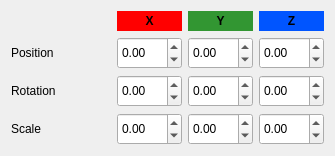
jahshaka/Studio, file src/widgets/transformeditor.ui: the form before one commit.
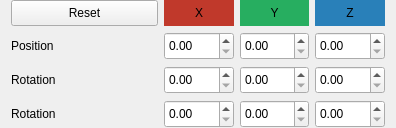
The form after the commit.

Commit message: New transformation panel

What changed in the file:
```diff
--- a/src/widgets/transformeditor.ui
+++ b/src/widgets/transformeditor.ui
@@ -6,14 +6,20 @@
    <rect>
     <x>0</x>
     <y>0</y>
-    <width>335</width>
-    <height>150</height>
+    <width>396</width>
+    <height>128</height>
    </rect>
   </property>
+  <property name="minimumSize">
+   <size>
+    <width>0</width>
+    <height>128</height>
+   </size>
+  </property>
   <property name="maximumSize">
    <size>
     <width>16777215</width>
-    <height>150</height>
+    <height>16777215</height>
    </size>
   </property>
   <property name="windowTitle">
@@ -25,21 +31,33 @@
 }</string>
   </property>
   <layout class="QVBoxLayout" name="verticalLayout">
+   <property name="spacing">
+    <number>6</number>
+   </property>
+   <property name="topMargin">
+    <number>0</number>
+   </property>
+   <property name="bottomMargin">
+    <number>0</number>
+   </property>
    <item>
-    <widget class="QWidget" name="widget_5" native="true">
+    <widget class="QWidget" name="header" native="true">
+     <property name="sizePolicy">
+      <sizepolicy hsizetype="Preferred" vsizetype="Preferred">
+       <horstretch>0</horstretch>
+       <verstretch>0</verstretch>
+      </sizepolicy>
+     </property>
      <property name="minimumSize">
       <size>
        <width>0</width>
-       <height>20</height>
+       <height>0</height>
       </size>
      </property>
-     <property name="maximumSize">
-      <size>
-       <width>16777215</width>
-       <height>20</height>
-      </size>
-     </property>
-     <layout class="QHBoxLayout" name="horizontalLayout_4">
+     <layout class="QHBoxLayout" name="horizontalLayout_2">
+      <property name="spacing">
+       <number>6</number>
+      </property>
       <property name="leftMargin">
        <number>0</number>
       </property>
@@ -53,42 +71,42 @@
        <number>0</number>
       </property>
       <item>
-       <widget class="QWidget" name="widget_2" native="true">
+       <widget class="QPushButton" name="resetBtn">
+        <property name="sizePolicy">
+         <sizepolicy hsizetype="Preferred" vsizetype="Preferred">
+          <horstretch>2</horstretch>
+          <verstretch>0</verstretch>
+         </sizepolicy>
+        </property>
         <property name="minimumSize">
          <size>
-          <width>100</width>
-          <height>20</height>
+          <width>0</width>
+          <height>16</height>
          </size>
         </property>
-        <property name="maximumSize">
-         <size>
-          <width>100</width>
-          <height>16777215</height>
-         </size>
-        </property>
-        <property name="styleSheet">
-         <string notr="true"/>
+        <property name="text">
+         <string>Reset</string>
         </property>
        </widget>
       </item>
       <item>
-       <widget class="QWidget" name="widget" native="true">
+       <widget class="QWidget" name="hints" native="true">
+        <property name="sizePolicy">
+         <sizepolicy hsizetype="Preferred" vsizetype="Preferred">
+          <horstretch>3</horstretch>
+          <verstretch>0</verstretch>
+         </sizepolicy>
+        </property>
         <property name="minimumSize">
          <size>
-          <width>64</width>
+          <width>0</width>
           <height>0</height>
          </size>
         </property>
-        <property name="maximumSize">
-         <size>
-          <width>16777215</width>
-          <height>24</height>
-         </size>
-        </property>
-        <property name="styleSheet">
-         <string notr="true">background-color: rgb(255, 0, 0);</string>
-        </property>
-        <layout class="QGridLayout" name="gridLayout">
+        <layout class="QHBoxLayout" name="horizontalLayout_5">
+         <property name="spacing">
+          <number>6</number>
+         </property>
          <property name="leftMargin">
           <number>0</number>
          </property>
@@ -101,11 +119,8 @@
          <property name="bottomMargin">
           <number>0</number>
          </property>
-         <property name="spacing">
-          <number>0</number>
-         </property>
-         <item row="0" column="0">
-          <widget class="QLabel" name="label_4">
+         <item>
+          <widget class="QLabel" name="x">
            <property name="sizePolicy">
             <sizepolicy hsizetype="Preferred" vsizetype="Preferred">
              <horstretch>0</horstretch>
@@ -118,130 +133,58 @@
              <height>0</height>
             </size>
            </property>
-           <property name="font">
-            <font>
-             <weight>75</weight>
-             <bold>true</bold>
-            </font>
+           <property name="styleSheet">
+            <string notr="true">background-color: #c0392b</string>
            </property>
            <property name="text">
             <string>X</string>
            </property>
-           <property name="textFormat">
-            <enum>Qt::RichText</enum>
-           </property>
            <property name="alignment">
             <set>Qt::AlignCenter</set>
            </property>
           </widget>
          </item>
-        </layout>
-       </widget>
-      </item>
-      <item>
-       <widget class="QWidget" name="widget_3" native="true">
-        <property name="minimumSize">
-         <size>
-          <width>64</width>
-          <height>0</height>
-         </size>
-        </property>
-        <property name="maximumSize">
-         <size>
-          <width>16777215</width>
-          <height>16777215</height>
-         </size>
-        </property>
-        <property name="styleSheet">
-         <string notr="true">background-color: rgb(50, 150, 50);</string>
-        </property>
-        <layout class="QGridLayout" name="gridLayout_2">
-         <property name="leftMargin">
-          <number>0</number>
-         </property>
-         <property name="topMargin">
-          <number>0</number>
-         </property>
-         <property name="rightMargin">
-          <number>0</number>
-         </property>
-         <property name="bottomMargin">
-          <number>0</number>
-         </property>
-         <property name="spacing">
-          <number>0</number>
-         </property>
-         <item row="0" column="0">
-          <widget class="QLabel" name="label_2">
+         <item>
+          <widget class="QLabel" name="y">
            <property name="sizePolicy">
             <sizepolicy hsizetype="Preferred" vsizetype="Preferred">
              <horstretch>0</horstretch>
              <verstretch>0</verstretch>
             </sizepolicy>
            </property>
-           <property name="font">
-            <font>
-             <weight>75</weight>
-             <bold>true</bold>
-            </font>
+           <property name="minimumSize">
+            <size>
+             <width>0</width>
+             <height>0</height>
+            </size>
+           </property>
+           <property name="styleSheet">
+            <string notr="true">background-color: #27ae60</string>
            </property>
            <property name="text">
             <string>Y</string>
            </property>
-           <property name="textFormat">
-            <enum>Qt::RichText</enum>
-           </property>
            <property name="alignment">
             <set>Qt::AlignCenter</set>
            </property>
           </widget>
          </item>
-        </layout>
-       </widget>
-      </item>
-      <item>
-       <widget class="QWidget" name="widget_4" native="true">
-        <property name="minimumSize">
-         <size>
-          <width>64</width>
-          <height>0</height>
-         </size>
-        </property>
-        <property name="maximumSize">
-         <size>
-          <width>16777215</width>
-          <height>16777215</height>
-         </size>
-        </property>
-        <property name="styleSheet">
-         <string notr="true">background-color: rgb(0, 85, 255);</string>
-        </property>
-        <layout class="QGridLayout" name="gridLayout_3">
-         <property name="leftMargin">
-          <number>0</number>
-         </property>
-         <property name="topMargin">
-          <number>0</number>
-         </property>
-         <property name="rightMargin">
-          <number>0</number>
-         </property>
-         <property name="bottomMargin">
-          <number>0</number>
-         </property>
-         <item row="0" column="0">
-          <widget class="QLabel" name="label_3">
+         <item>
+          <widget class="QLabel" name="z">
            <property name="sizePolicy">
             <sizepolicy hsizetype="Preferred" vsizetype="Preferred">
              <horstretch>0</horstretch>
              <verstretch>0</verstretch>
             </sizepolicy>
            </property>
-           <property name="font">
-            <font>
-             <weight>75</weight>
-             <bold>true</bold>
-            </font>
+           <property name="minimumSize">
+            <size>
+             <width>0</width>
+             <height>0</height>
+            </size>
+           </property>
+           <property name="styleSheet">
+            <string notr="true">background-color: #2980b9</string>
            </property>
            <property name="text">
             <string>Z</string>
@@ -258,8 +201,8 @@
     </widget>
    </item>
    <item>
-    <widget class="QWidget" name="widget_6" native="true">
-     <layout class="QHBoxLayout" name="horizontalLayout">
+    <widget class="QWidget" name="pos_layout" native="true">
+     <layout class="QHBoxLayout" name="position">
       <property name="leftMargin">
        <number>0</number>
       </property>
@@ -273,18 +216,12 @@
        <number>0</number>
       </property>
       <item>
-       <widget class="QLabel" name="position">
-        <property name="minimumSize">
-         <size>
-          <width>100</width>
-          <height>0</height>
-         </size>
-        </property>
-        <property name="maximumSize">
-         <size>
-          <width>100</width>
-          <height>16777215</height>
-         </size>
+       <widget class="QLabel" name="pos_label">
+        <property name="sizePolicy">
+         <sizepolicy hsizetype="Preferred" vsizetype="Preferred">
+          <horstretch>2</horstretch>
+          <verstretch>0</verstretch>
+         </sizepolicy>
         </property>
         <property name="text">
          <string>Position</string>
@@ -292,71 +229,71 @@
        </widget>
       </item>
       <item>
-       <widget class="QDoubleSpinBox" name="xpos">
-        <property name="minimumSize">
-         <size>
-          <width>64</width>
-          <height>32</height>
-         </size>
+       <widget class="QWidget" name="pos" native="true">
+        <property name="sizePolicy">
+         <sizepolicy hsizetype="Preferred" vsizetype="Preferred">
+          <horstretch>3</horstretch>
+          <verstretch>0</verstretch>
+         </sizepolicy>
         </property>
-        <property name="styleSheet">
-         <string notr="true"/>
-        </property>
-        <property name="minimum">
-         <double>-10000.000000000000000</double>
-        </property>
-        <property name="maximum">
-         <double>10000.000000000000000</double>
-        </property>
-        <property name="singleStep">
-         <double>0.250000000000000</double>
-        </property>
-       </widget>
-      </item>
-      <item>
-       <widget class="QDoubleSpinBox" name="ypos">
         <property name="minimumSize">
          <size>
-          <width>64</width>
-          <height>32</height>
+          <width>0</width>
+          <height>0</height>
          </size>
         </property>
-        <property name="minimum">
-         <double>-10000.000000000000000</double>
-        </property>
-        <property name="maximum">
-         <double>10000.000000000000000</double>
-        </property>
-        <property name="singleStep">
-         <double>0.250000000000000</double>
-        </property>
+        <layout class="QHBoxLayout" name="horizontalLayout">
+         <property name="leftMargin">
+          <number>0</number>
+         </property>
+         <property name="topMargin">
+          <number>0</number>
+         </property>
+         <property name="rightMargin">
+          <number>0</number>
+         </property>
+         <property name="bottomMargin">
+          <number>0</number>
+         </property>
+         <item>
+          <widget class="QDoubleSpinBox" name="xpos">
+           <property name="minimumSize">
+            <size>
+             <width>0</width>
+             <height>28</height>
+            </size>
+           </property>
+          </widget>
+         </item>
+         <item>
+          <widget class="QDoubleSpinBox" name="ypos">
+           <property name="minimumSize">
+            <size>
+             <width>0</width>
+             <height>28</height>
+            </size>
+           </property>
+          </widget>
+         </item>
+         <item>
+          <widget class="QDoubleSpinBox" name="zpos">
+           <property name="minimumSize">
+            <size>
+             <width>0</width>
+             <height>28</height>
+            </size>
+           </property>
+          </widget>
+         </item>
+        </layout>
        </widget>
       </item>
-      <item>
-       <widget class="QDoubleSpinBox" name="zpos">
-        <property name="minimumSize">
-         <size>
-          <width>64</width>
-          <height>32</height>
-         </size>
-        </property>
-        <property name="minimum">
-         <double>-10000.000000000000000</double>
-        </property>
-        <property name="maximum">
-         <double>10000.000000000000000</double>
-        </property>
-        <property name="singleStep">
-         <double>0.250000000000000</double>
-        </property>
-       </widget>
-      </item>
      </layout>
     </widget>
    </item>
    <item>
-    <widget class="QWidget" name="widget_7" native="true">
-     <layout class="QHBoxLayout" name="horizontalLayout_2">
+    <widget class="QWidget" name="rot_layout" native="true">
+     <layout class="QHBoxLayout" name="rotation">
       <property name="leftMargin">
        <number>0</number>
       </property>
@@ -370,87 +307,87 @@
        <number>0</number>
       </property>
       <item>
-       <widget class="QLabel" name="rotation">
-        <property name="minimumSize">
-         <size>
-          <width>100</width>
-          <height>0</height>
-         </size>
+       <widget class="QLabel" name="rot_label">
+        <property name="sizePolicy">
+         <sizepolicy hsizetype="Preferred" vsizetype="Preferred">
+          <horstretch>2</horstretch>
+          <verstretch>0</verstretch>
+         </sizepolicy>
         </property>
-        <property name="maximumSize">
-         <size>
-          <width>100</width>
-          <height>16777215</height>
-         </size>
-        </property>
         <property name="text">
          <string>Rotation</string>
         </property>
        </widget>
       </item>
       <item>
-       <widget class="QDoubleSpinBox" name="xrot">
-        <property name="minimumSize">
-         <size>
-          <width>64</width>
-          <height>32</height>
-         </size>
+       <widget class="QWidget" name="rot" native="true">
+        <property name="sizePolicy">
+         <sizepolicy hsizetype="Preferred" vsizetype="Preferred">
+          <horstretch>3</horstretch>
+          <verstretch>0</verstretch>
+         </sizepolicy>
         </property>
-        <property name="minimum">
-         <double>-10000000.000000000000000</double>
-        </property>
-        <property name="maximum">
-         <double>10000000.000000000000000</double>
-        </property>
-        <property name="singleStep">
-         <double>0.250000000000000</double>
-        </property>
-       </widget>
-      </item>
-      <item>
-       <widget class="QDoubleSpinBox" name="yrot">
         <property name="minimumSize">
          <size>
-          <width>64</width>
-          <height>32</height>
+          <width>0</width>
+          <height>0</height>
          </size>
         </property>
-        <property name="minimum">
-         <double>-10000000.000000000000000</double>
-        </property>
-        <property name="maximum">
-         <double>10000000.000000000000000</double>
-        </property>
-        <property name="singleStep">
-         <double>0.250000000000000</double>
-        </property>
+        <layout class="QHBoxLayout" name="horizontalLayout_3">
+         <property name="leftMargin">
+          <number>0</number>
+         </property>
+         <property name="topMargin">
+          <number>0</number>
+         </property>
+         <property name="rightMargin">
+          <number>0</number>
+         </property>
+         <property name="bottomMargin">
+          <number>0</number>
+         </property>
+         <item>
+          <widget class="QDoubleSpinBox" name="xrot">
+           <property name="minimumSize">
+            <size>
+             <width>0</width>
+             <height>28</height>
+            </size>
+           </property>
+          </widget>
+         </item>
+         <item>
+          <widget class="QDoubleSpinBox" name="yrot">
+           <property name="minimumSize">
+            <size>
+             <width>0</width>
+             <height>28</height>
+            </size>
+           </property>
+          </widget>
+         </item>
+         <item>
+          <widget class="QDoubleSpinBox" name="zrot">
+           <property name="minimumSize">
+            <size>
+             <width>0</width>
+             <height>28</height>
+            </size>
+           </property>
+          </widget>
+         </item>
+        </layout>
        </widget>
       </item>
-      <item>
-       <widget class="QDoubleSpinBox" name="zrot">
-        <property name="minimumSize">
-         <size>
-          <width>64</width>
-          <height>32</height>
-         </size>
-        </property>
-        <property name="minimum">
-         <double>-10000000.000000000000000</double>
-        </property>
-        <property name="maximum">
-         <double>10000000.000000000000000</double>
-        </property>
-        <property name="singleStep">
-         <double>0.250000000000000</double>
-        </property>
-       </widget>
-      </item>
      </layout>
     </widget>
    </item>
    <item>
-    <widget class="QWidget" name="widget_8" native="true">
-     <layout class="QHBoxLayout" name="horizontalLayout_3">
+    <widget class="QWidget" name="scale_layout" native="true">
+     <layout class="QHBoxLayout" name="scale">
+      <property name="spacing">
+       <number>6</number>
+      </property>
       <property name="leftMargin">
        <number>0</number>
       </property>
@@ -464,79 +401,79 @@
        <number>0</number>
       </property>
       <item>
-       <widget class="QLabel" name="scale">
-        <property name="minimumSize">
-         <size>
-          <width>100</width>
-          <height>0</height>
-         </size>
+       <widget class="QLabel" name="scl_2">
+        <property name="sizePolicy">
+         <sizepolicy hsizetype="Preferred" vsizetype="Preferred">
+          <horstretch>2</horstretch>
+          <verstretch>0</verstretch>
+         </sizepolicy>
         </property>
-        <property name="maximumSize">
-         <size>
-          <width>100</width>
-          <height>16777215</height>
-         </size>
-        </property>
         <property name="text">
-         <string>Scale</string>
+         <string>Rotation</string>
         </property>
        </widget>
       </item>
       <item>
-       <widget class="QDoubleSpinBox" name="xscale">
-        <property name="minimumSize">
-         <size>
-          <width>64</width>
-          <height>32</height>
-         </size>
+       <widget class="QWidget" name="scl" native="true">
+        <property name="sizePolicy">
+         <sizepolicy hsizetype="Preferred" vsizetype="Preferred">
+          <horstretch>3</horstretch>
+          <verstretch>0</verstretch>
+         </sizepolicy>
         </property>
-        <property name="minimum">
-         <double>-10000.000000000000000</double>
-        </property>
-        <property name="maximum">
-         <double>10000.000000000000000</double>
-        </property>
-        <property name="singleStep">
-         <double>0.250000000000000</double>
-        </property>
-       </widget>
-      </item>
-      <item>
-       <widget class="QDoubleSpinBox" name="yscale">
         <property name="minimumSize">
          <size>
-          <width>64</width>
-          <height>32</height>
+          <width>0</width>
+          <height>0</height>
          </size>
         </property>
-        <property name="minimum">
-         <double>-10000.000000000000000</double>
-        </property>
-        <property name="maximum">
-         <double>10000.000000000000000</double>
-        </property>
-        <property name="singleStep">
-         <double>0.250000000000000</double>
-        </property>
-       </widget>
-      </item>
-      <item>
-       <widget class="QDoubleSpinBox" name="zscale">
-        <property name="minimumSize">
-         <size>
-          <width>64</width>
-          <height>32</height>
-         </size>
-        </property>
-        <property name="minimum">
-         <double>-10000.000000000000000</double>
-        </property>
-        <property name="maximum">
-         <double>10000.000000000000000</double>
-        </property>
-        <property name="singleStep">
-         <double>0.250000000000000</double>
-        </property>
+        <layout class="QHBoxLayout" name="horizontalLayout_4">
+         <property name="spacing">
+          <number>6</number>
+         </property>
+         <property name="leftMargin">
+          <number>0</number>
+         </property>
+         <property name="topMargin">
+          <number>0</number>
+         </property>
+         <property name="rightMargin">
+          <number>0</number>
+         </property>
+         <property name="bottomMargin">
+          <number>0</number>
+         </property>
+         <item>
+          <widget class="QDoubleSpinBox" name="xscale">
+           <property name="minimumSize">
+            <size>
+             <width>0</width>
+             <height>28</height>
+            </size>
+           </property>
+          </widget>
+         </item>
+         <item>
+          <widget class="QDoubleSpinBox" name="yscale">
+           <property name="minimumSize">
+            <size>
+             <width>0</width>
+             <height>28</height>
+            </size>
+           </property>
+          </widget>
+         </item>
+         <item>
+          <widget class="QDoubleSpinBox" name="zscale">
+           <property name="minimumSize">
+            <size>
+             <width>0</width>
+             <height>28</height>
+            </size>
+           </property>
+          </widget>
+         </item>
+        </layout>
        </widget>
       </item>
      </layout>
```
Left out of the diff: 6 changed lines with no effect on the pictures. The commit also changes 2 other files.
